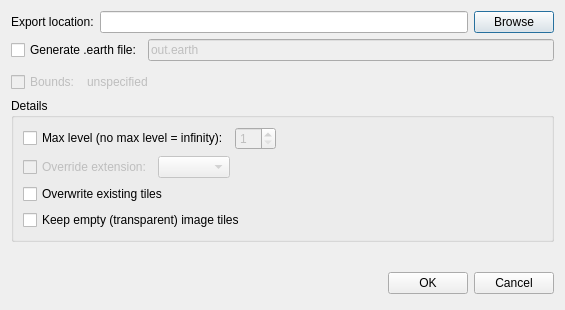
First picture: the form in src/applications/osgearth_package_qt/ExportDialog.ui, repository gwaldron/osgearth, before the edit.
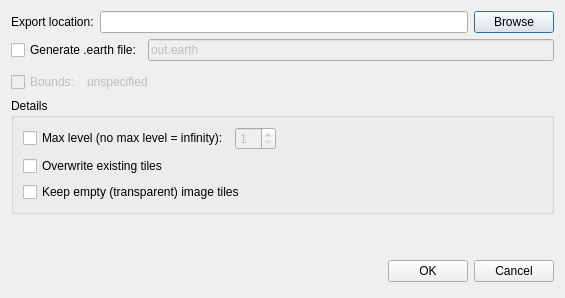
Second picture: the form after the edit.

Commit message: Removed extension override option in the osgearth_package_qt tool.

Diff of the .ui file:
```diff
--- a/src/applications/osgearth_package_qt/ExportDialog.ui
+++ b/src/applications/osgearth_package_qt/ExportDialog.ui
@@ -145,40 +145,6 @@
         </item>
        </layout>
       </item>
-      <item>
-       <layout class="QHBoxLayout" name="horizontalLayout_4">
-        <item>
-         <widget class="QCheckBox" name="extensionCheckBox">
-          <property name="enabled">
-           <bool>false</bool>
-          </property>
-          <property name="text">
-           <string>Override extension:</string>
-          </property>
-         </widget>
-        </item>
-        <item>
-         <widget class="QComboBox" name="extensionComboBox">
-          <property name="enabled">
-           <bool>false</bool>
-          </property>
-         </widget>
-        </item>
-        <item>
-         <spacer name="horizontalSpacer_2">
-          <property name="orientation">
-           <enum>Qt::Horizontal</enum>
-          </property>
-          <property name="sizeHint" stdset="0">
-           <size>
-            <width>40</width>
-            <height>20</height>
-           </size>
-          </property>
-         </spacer>
-        </item>
-       </layout>
-      </item>
       <item>
        <layout class="QHBoxLayout" name="horizontalLayout_5">
         <item>
```
The commit also changes 3 other files.
